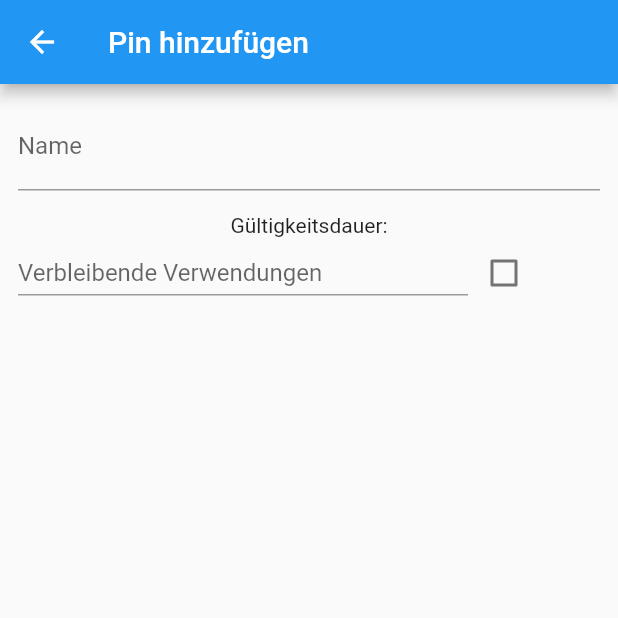
After one commit to htl-anichstrasse/shulker, a Flutter app: the CreatePin screen opened directly, on a phone screen of 412 x 824 dp, the top half of it. The commit adds this screen. Run offline on Flutter 3.47's test engine with Material 2 defaults, Android fonts, the phone set to English and light mode, and no system bars.

Commit message:
started to work on create pin view

```diff
--- /dev/null
+++ b/client/lib/views/CreatePin.dart
@@ -0,0 +1,106 @@
+import 'package:flutter/material.dart';
+import 'package:flutter/services.dart';
+
+class CreatePin extends StatefulWidget {
+  @override
+  State<CreatePin> createState() => _CreatePinState();
+}
+
+class _CreatePinState extends State<CreatePin> {
+  bool validForever = false;
+
+  @override
+  Widget build(BuildContext context) {
+    return Scaffold(
+      appBar: AppBar(
+        title: Text("Pin hinzufügen"),
+      ),
+      body: Padding(
+        padding: const EdgeInsets.all(12.0),
+        child: Column(
+          children: [
+            TextField(
+              decoration: InputDecoration(
+                labelText: "Name",
+                hintText: "Wie soll der Pin gennant werden?"
+              ),
+            ),
+            SizedBox(
+              height: 15,
+            ),
+
+            Text("Gültigkeitsdauer:"),
+
+            Row(
+              children: [
+                SizedBox(
+                  width: 300,
+                  height: 30,
+                  child: TextField(
+                    keyboardType: TextInputType.number,
+                    inputFormatters: [
+                      FilteringTextInputFormatter.digitsOnly,
+                    ],
+                    decoration: InputDecoration(
+                      labelText: 'Verbleibende Verwendungen',
+                      hintText: 'Wie oft darf der Pin verwendet werden?',
+                    ),
+                  ),
+                ),
+                Checkbox(
+                  checkColor: Colors.white,
+                  value: validForever,
+                  onChanged: (bool value) {
+                    setState(() {
+                      validForever = value;
+                    });
+                  },
+                ),
+              ],
+            ),
+          ],
+        ),
+      ),
+    );
+  }
+}
+
+/*
+class DateTimeDisplayAndPicker extends StatefulWidget {
+  DateTime date;
+
+  @override
+  State<DateTimeDisplayAndPicker> createState() =>
+      _DateTimeDisplayAndPickerState();
+}
+
+class _DateTimeDisplayAndPickerState extends State<DateTimeDisplayAndPicker> {
+  @override
+  Widget build(BuildContext context) {
+    return Row(
+      children: [
+        Text("Anfangs Datum: "),
+        Text(widget.date.toString()),
+        SizedBox(
+          width: 10,
+        ),
+        ElevatedButton(
+            onPressed: () {
+              showDatePicker(
+                      context: context,
+                      initialDate: DateTime.now(),
+                      firstDate:
+                          DateTime.now().subtract(const Duration(days: 1)),
+                      lastDate: DateTime(9999, 1, 1))
+                  .then((value) {
+                    setState(() {
+                      widget.date = value;
+                    });
+              });
+            },
+            child: Text("bearbeiten"))
+      ],
+    );
+  }
+}
+*/
```
Also changed, not shown: client/lib/screens/HomeScreen.dart (+25 -6 lines), client/lib/views/PinManager.dart (+4 -3 lines).
